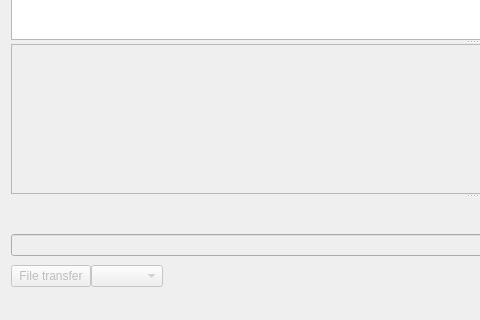
HEYAHONG/cutecom-ng, file mainwindow.ui: the form before one commit; both pictures show x 0 to 480 and y 380 to 700 of the 950 by 700 pixel window.
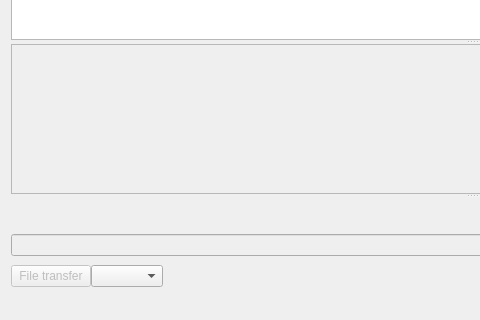
The form after the commit. Icons and pictures are not drawn. Custom widgets are drawn as their Qt base class.

The edit to the form file:
```diff
--- a/mainwindow.ui
+++ b/mainwindow.ui
@@ -258,7 +258,7 @@
       <item>
        <widget class="QComboBox" name="protocolCombo">
         <property name="enabled">
-         <bool>false</bool>
+         <bool>true</bool>
         </property>
         <property name="sizePolicy">
          <sizepolicy hsizetype="Fixed" vsizetype="Fixed">
```
Left out of the diff: 6 changed lines with no effect on the pictures.
